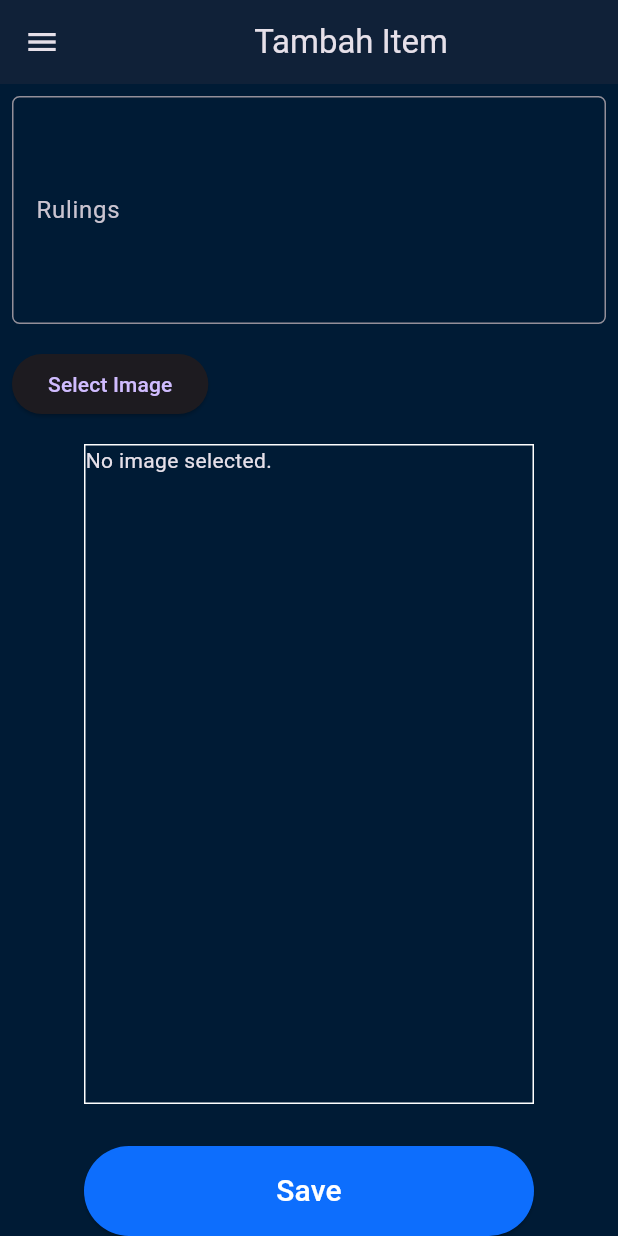
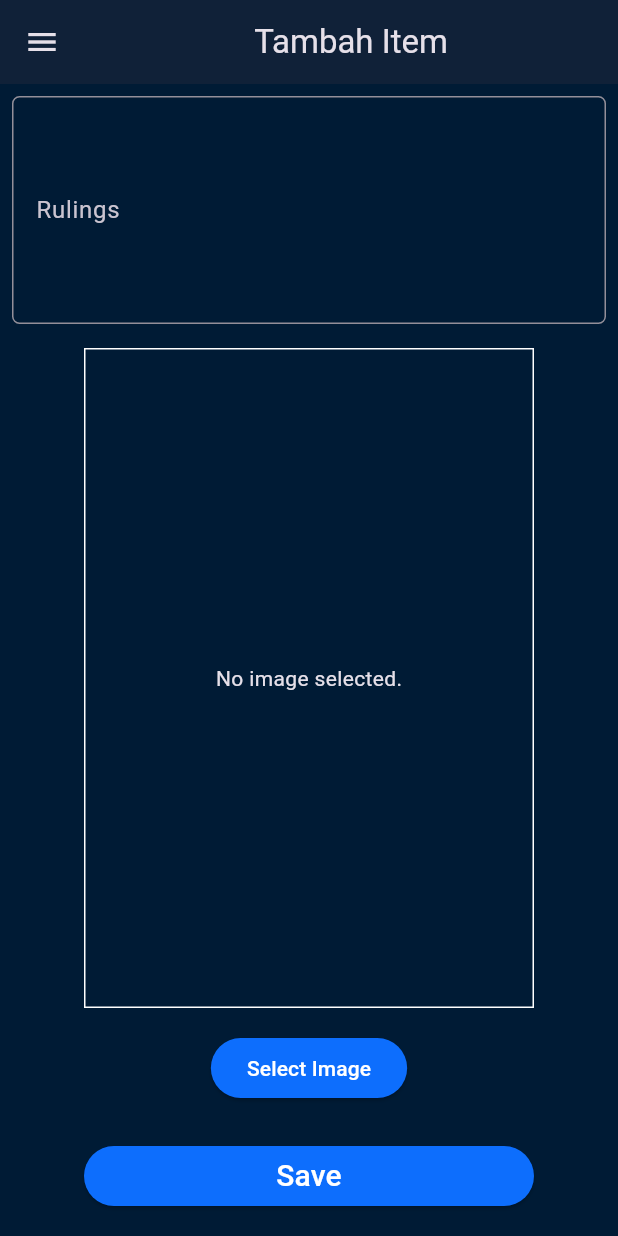
Before and after one commit to andhikapraa/yugioh-card-flutter, a Flutter app: the ItemFormPage screen opened directly, scrolled down 1010 dp, on a phone screen of 412 x 824 dp. Run offline on Flutter 3.47's test engine with Material 2 defaults, Android fonts, the phone set to English and light mode, and no system bars; our stand-ins replace image_picker.

Commit message:
Add new images and create Item model

```diff
--- /dev/null
+++ b/lib/models/item.dart
@@ -0,0 +1,144 @@
+class Item {
+  String name;
+  int amount;
+  String description;
+  String cardType;
+  int passcode;
+  String attribute;
+  String types;
+  int level;
+  int atk;
+  int def;
+  String effectType;
+  String cardProperty;
+  String rulings;
+  String imagePath;
+
+  Item({
+    required this.name,
+    required this.amount,
+    required this.description,
+    required this.cardType,
+    required this.passcode,
+    required this.attribute,
+    required this.types,
+    required this.level,
+    required this.atk,
+    required this.def,
+    required this.effectType,
+    required this.cardProperty,
+    required this.rulings,
+    required this.imagePath,
+  });
+
+  factory Item.fromJson(Map<String, dynamic> json) {
+    return Item(
+      name: json['name'],
+      amount: json['amount'],
+      description: json['description'],
+      cardType: json['card_type'],
+      passcode: json['passcode'],
+      attribute: json['attribute'],
+      types: json['types'],
+      level: json['level'],
+      atk: json['atk'],
+      def: json['deff'],
+      effectType: json['effect_type'],
+      cardProperty: json['card_property'],
+      rulings: json['rulings'],
+      imagePath: json['image'],
+    );
+  }
+
+  Map<String, dynamic> toJson() => {
+        'name': name,
+        'amount': amount,
+        'description': description,
+        'card_type': cardType,
+        'passcode': passcode,
+        'attribute': attribute,
+        'types': types,
+        'level': level,
+        'atk': atk,
+        'deff': def,
+        'effect_type': effectType,
+        'card_property': cardProperty,
+        'rulings': rulings,
+        'image': imagePath,
+      };
+}
+
+// Temporary Data for Testing Purposes Only (Will be replaced with API)
+List<Item> items = [
+  Item(
+    name: 'Blue-Eyes White Dragon',
+    amount: 3,
+    description:
+        'This legendary dragon is a powerful engine of destruction. Virtually invincible, very few have faced this awesome creature and lived to tell the tale.',
+    cardType: 'Monster',
+    passcode: 89631139,
+    attribute: 'Light',
+    types: 'Dragon / Normal',
+    level: 8,
+    atk: 3000,
+    def: 2500,
+    effectType: 'Normal',
+    cardProperty: 'Normal',
+    rulings:
+        'This card is treated as a Normal Monster while face-up on the field or in the Graveyard. While this card is a Normal Monster on the field, you can Normal Summon it to have it become an Effect Monster with this effect:\n● Once per turn: You can target 1 monster your opponent controls; destroy that target.',
+    imagePath: 'assets/images/dummy/BlueEyesWhiteDragon.webp',
+  ),
+  Item(
+    name: 'Dark Magician',
+    amount: 2,
+    description: 'The ultimate wizard in terms of attack and defense.',
+    cardType: 'Monster',
+    passcode: 46986414,
+    attribute: 'Dark',
+    types: 'Spellcaster / Normal',
+    level: 7,
+    atk: 2500,
+    def: 2100,
+    effectType: 'Normal',
+    cardProperty: 'Normal',
+    rulings:
+        'This card is treated as a Normal Monster while face-up on the field or in the Graveyard. While this card is a Normal Monster on the field, you can Normal Summon it to have it become an Effect Monster with this effect:\n● Once per turn: You can Special Summon 1 "Dark Magician" from your hand, Deck, or Graveyard.',
+    imagePath: 'assets/images/dummy/DarkMagician.webp',
+  ),
+  Item(
+    name: 'Raigeki',
+    amount: 1,
+    description:
+        'Destroy all monsters your opponent controls.\n\nYou can only activate 1 "Raigeki" per turn.',
+    cardType: 'Spell',
+    passcode: 12580477,
+    attribute: '',
+    types: 'Normal',
+    level: 0,
+    atk: 0,
+    def: 0,
+    effectType: 'Effect',
+    cardProperty: 'Normal',
+    rulings:
+        'This card can be activated during the Damage Step.\nThis card can be activated during the Damage Step to destroy a monster that was Special Summoned by the effect of "Cyber Jar".\nThis card can be activated during the Damage Step to destroy a monster that was Special Summoned by the effect of "Cyber Jar".\nThis card can be activated during the Damage Step to destroy a monster that was Special Summoned by the effect of "Cyber Jar".',
+    imagePath: 'assets/images/dummy/Raigeki.webp',
+  ),
+  Item(
+    name: 'Solemn Judgment',
+    amount: 1,
+    description:
+        'When a monster would be Summoned, OR a Spell/Trap Card is activated: Pay half your LP; negate the Summon or activation, and if you do, destroy that card.',
+    cardType: 'Trap',
+    passcode: 41420027,
+    attribute: '',
+    types: 'Counter',
+    level: 0,
+    atk: 0,
+    def: 0,
+    effectType: 'Activation requirement Cost Effect',
+    cardProperty: 'Counter',
+    rulings:
+        'This card can be activated during the Damage Step.\nThis card can be activated during the Damage Step to negate the activation of a Spell/Trap Card that would inflict damage, such as "Final Flame".\nThis card can be activated during the Damage Step to negate the activation of a Spell/Trap Card that would inflict damage, such as "Final Flame".\nThis card can be activated during the Damage Step to negate the activation of a Spell/Trap Card that would inflict damage, such as "Final Flame".',
+    imagePath: 'assets/images/dummy/SolemnJudgment.webp',
+  ),
+];
--- a/lib/screens/add_item.dart
+++ b/lib/screens/add_item.dart
@@ -2,40 +2,7 @@ import 'dart:io';
 import 'package:flutter/material.dart';
 import 'package:image_picker/image_picker.dart';
 import 'package:yugioh_card/widgets/left_drawer.dart';
-
-class Item {
-  String name;
-  int amount;
-  String description;
-  String cardType;
-  int passcode;
-  String attribute;
-  String types;
-  int level;
-  int atk;
-  int def;
-  String effectType;
-  String cardProperty;
-  String rulings;
-  Image? image;
-
-  Item({
-    required this.name,
-    required this.amount,
-    required this.description,
-    required this.cardType,
-    required this.passcode,
-    required this.attribute,
-    required this.types,
-    required this.level,
-    required this.atk,
-    required this.def,
-    required this.effectType,
-    required this.cardProperty,
-    required this.rulings,
-    required this.image,
-  });
-}
+import 'package:yugioh_card/models/item.dart';
 
 class ItemFormPage extends StatefulWidget {
   const ItemFormPage({Key? key}) : super(key: key);
@@ -60,7 +27,7 @@ class _ItemFormPageState extends State<ItemFormPage> {
     effectType: '',
     cardProperty: '',
     rulings: '',
-    image: null,
+    imagePath: '',
   );
 
   @override
@@ -369,7 +336,7 @@ class _ItemFormPageState extends State<ItemFormPage> {
             padding: const EdgeInsets.all(8.0),
             child: TextFormField(
               decoration: InputDecoration(
-                hintText: 'Ignition',
+                hintText: 'Normal',
                 labelText: 'Effect Type',
                 border: OutlineInputBorder(
                   borderRadius: BorderRadius.circular(5.0),
@@ -459,26 +426,6 @@ class _ItemFormPageState extends State<ItemFormPage> {
           ),
           Padding(
             padding: const EdgeInsets.all(8.0),
-            child: ElevatedButton(
-              onPressed: () async {
-                final ImagePicker picker = ImagePicker();
-                final XFile? image = await picker.pickImage(
-                  source: ImageSource.gallery,
-                  maxWidth: 1800,
-                  maxHeight: 1800,
-                );
-                setState(() {
-                  item.image = Image.file(
-                    File(image!.path),
-                    fit: BoxFit.cover,
-                  );
-                });
-              },
-              child: const Text('Select Image'),
-            ),
-          ),
-          Padding(
-            padding: const EdgeInsets.all(8.0),
             child: Center(
               child: Container(
                 width: 300,
@@ -489,7 +436,42 @@ class _ItemFormPageState extends State<ItemFormPage> {
                     width: 1,
                   ),
                 ),
-                child: item.image ?? const Text('No image selected.'),
+                child: item.imagePath == ''
+                    ? const Center(
+                        child: Text('No image selected.'),
+                      )
+                    : Image.file(
+                        File(item.imagePath),
+                        fit: BoxFit.cover,
+                      ),
+              ),
+            ),
+          ),
+          Align(
+            alignment: Alignment.center,
+            child: Padding(
+              padding: const EdgeInsets.all(8.0),
+              child: ElevatedButton(
+                style: ButtonStyle(
+                  backgroundColor: MaterialStateProperty.all<Color>(
+                    Theme.of(context).primaryColor,
+                  ),
+                  foregroundColor: MaterialStateProperty.all<Color>(
+                    Colors.white,
+                  ),
+                ),
+                onPressed: () async {
+                  final ImagePicker _picker = ImagePicker();
+                  final XFile? image = await _picker.pickImage(
+                    source: ImageSource.gallery,
+                    imageQuality: 50,
+                    maxWidth: 400,
+                  );
+                  setState(() {
+                    item.imagePath = image!.path;
+                  });
+                },
+                child: const Text('Select Image'),
               ),
             ),
           ),
@@ -497,10 +479,9 @@ class _ItemFormPageState extends State<ItemFormPage> {
             alignment: Alignment.bottomCenter,
             child: Padding(
               // Add padding to the bottom and top of the button
-              padding: const EdgeInsets.symmetric(vertical: 20.0),
+              padding: const EdgeInsets.symmetric(vertical: 16.0),
               child: SizedBox(
-                height: 60.0,
-                width: 300.0,
+                width: 300,
                 child: ElevatedButton(
                   style: ButtonStyle(
                     backgroundColor: MaterialStateProperty.all<Color>(
@@ -510,6 +491,9 @@ class _ItemFormPageState extends State<ItemFormPage> {
                   onPressed: () {
                     if (_formKey.currentState!.validate()) {
                       showFormData(context, item);
+                      items.add(item);
+                      print(items);
+                      _formKey.currentState!.reset();
                     }
                   },
                   child: const Text(
@@ -552,7 +536,15 @@ void showFormData(BuildContext context, Item item) {
               Text('Effect Type: ${item.effectType}'),
               Text('Card Property: ${item.cardProperty}'),
               Text('Rulings: ${item.rulings}'),
-              item.image ?? const Text('No image selected.'),
+              // Show the image
+              item.imagePath == ''
+                  ? const Center(
+                      child: Text('No image selected.'),
+                    )
+                  : Image.file(
+                      File(item.imagePath),
+                      fit: BoxFit.cover,
+                    ),
             ],
           ),
         ),
```
Also changed, not shown: assets/images/dummy/BlueEyesWhiteDragon.webp (added), assets/images/dummy/DarkMagician.webp (added), assets/images/dummy/Raigeki.webp (added), assets/images/dummy/SolemnJudgment.webp (added), 1 other file.
